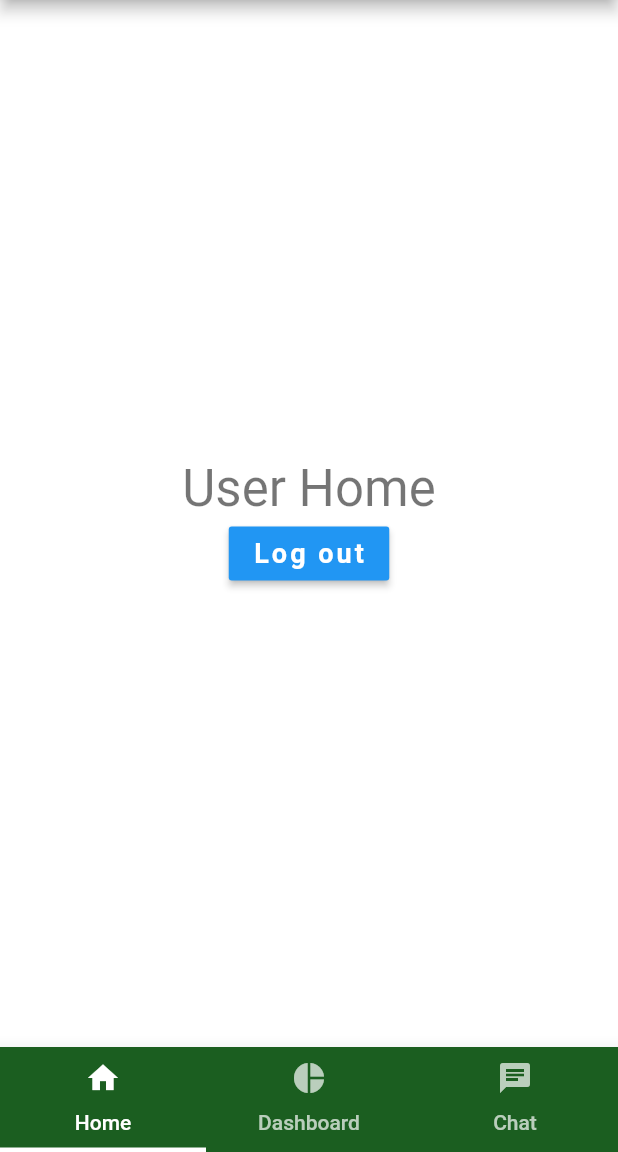
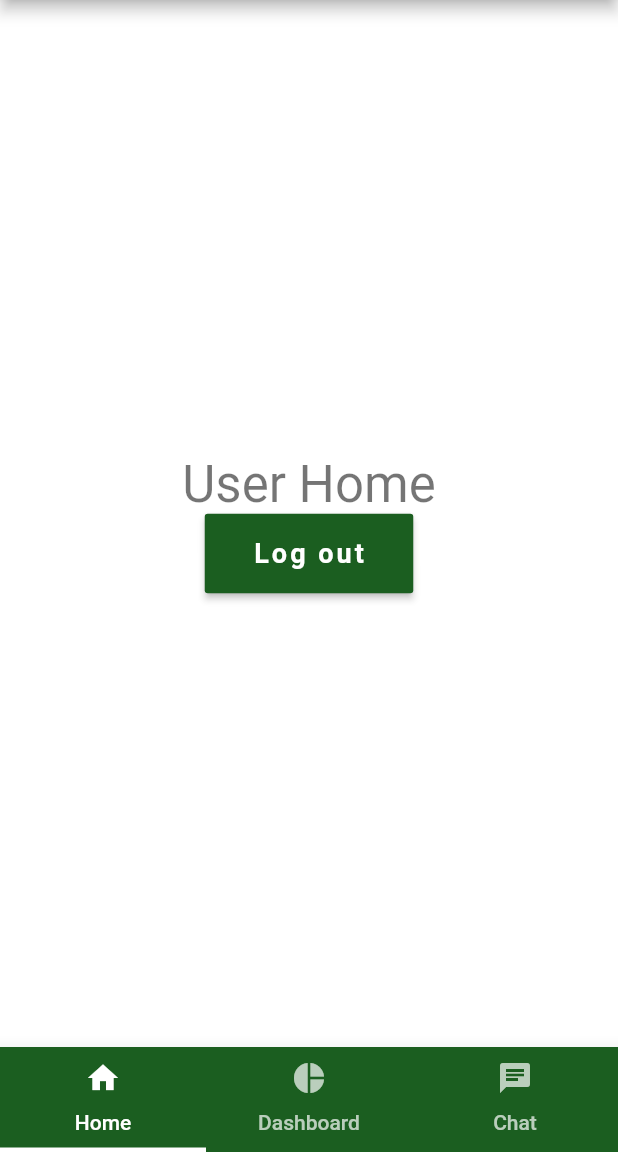
Before and after one commit to IHKodifier/hhfv4apps, a Flutter app: the AppHomePage screen opened by its route, on a phone screen of 412 x 824 dp, the part 84-1236 px from its top. Run offline on Flutter 3.47's test engine with Material 2 defaults, Android fonts, the phone set to English and light mode, and no system bars; our stand-ins replace cloud_firestore, firebase_auth, google_fonts; accounts and stored records are empty; network calls fail; project files that could hold a hidden picture were left out.

Commit message:
Conflict merging userHome.dart

```diff
--- a/lib/ui/UserHome.dart
+++ b/lib/ui/UserHome.dart
@@ -1,6 +1,7 @@
 import 'package:health_financer/main.dart';
 import 'package:health_financer/packageLib.dart';
 import 'package:firebase_auth/firebase_auth.dart';
+import 'package:cloud_firestore/cloud_firestore.dart';
 
 class UserHome extends StatefulWidget {
   @override
@@ -38,11 +39,15 @@ class _UserHomeState extends State<UserHome> {
             children: <Widget>[
               Text('User Home', style: Theme.of(context).textTheme.display1),
               RaisedButton(
+                color: Theme.of(context).primaryColor,
                 onPressed: () {
                   FirebaseAuth.instance.signOut();
                   Navigator.popAndPushNamed(context, '/login');
                 },
-                child: Text('Log out'),
+                child: Padding(
+                  padding: const EdgeInsets.all(16.0),
+                  child: Text('Log out'),
+                ),
               )
             ],
           ),
```
